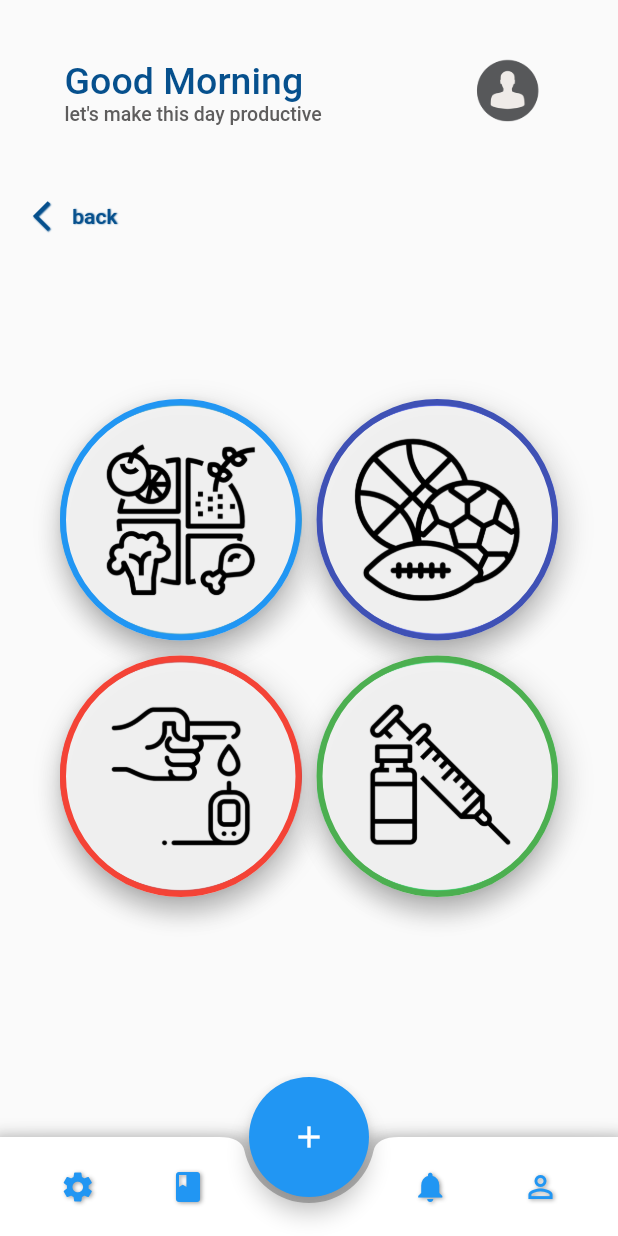
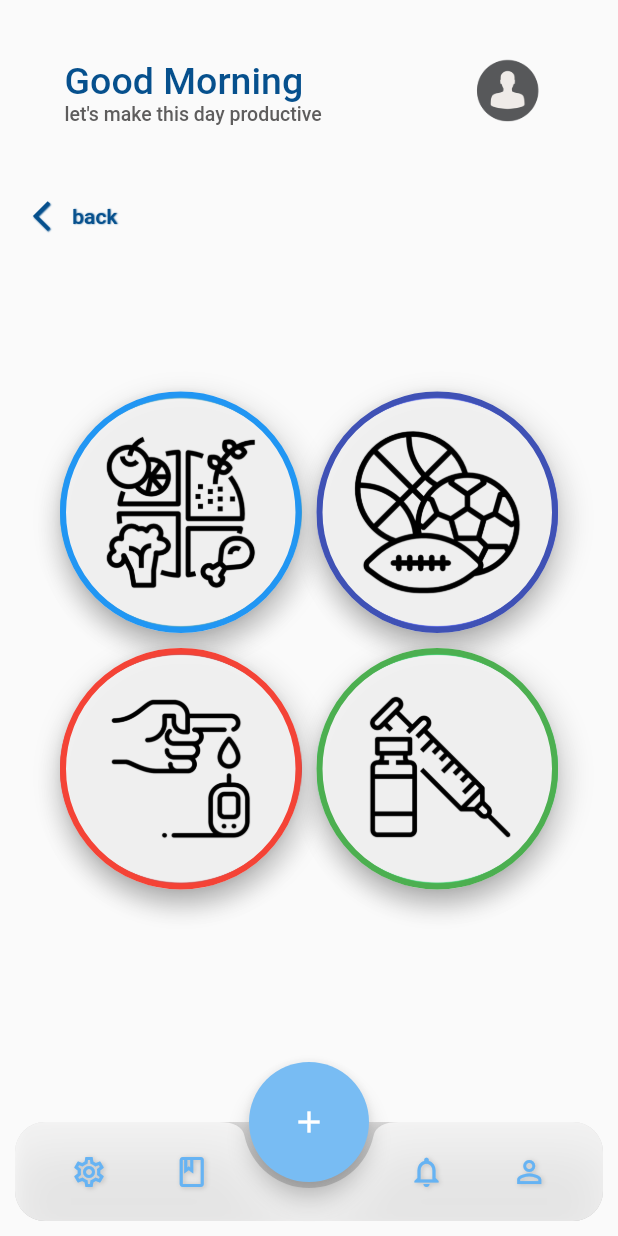
Before and after one commit to octorose/D.one, a Flutter app: the bottonbar screen opened directly, after a tap on the "add" icon, on a phone screen of 412 x 824 dp. Run offline on Flutter 3.47's test engine with Material 2 defaults, Android fonts, the phone set to English and light mode, and no system bars; our stand-ins replace google_sign_in, local_auth, percent_indicator, shared_preferences; missing offline and left inert: horizontal_center_date_picker, tab_container; accounts and stored records are empty.

Commit message:
small changes in bottombar2

```diff
--- a/lib/Widgets/bottombar2.dart
+++ b/lib/Widgets/bottombar2.dart
@@ -34,6 +34,10 @@ class _bottonbarState extends State<bottonbar> {
           height: 80,
           width: 80,
           child: FloatingActionButton(
+            backgroundColor: Color.fromARGB(255, 120, 188, 243),
+            foregroundColor: Colors.white,
+            splashColor: Colors.blue,
+            focusColor: Colors.blue,
             heroTag: generateRandomString(5),
             // widget.text,
             onPressed: () {
@@ -56,25 +60,25 @@ class _bottonbarState extends State<bottonbar> {
             decoration: BoxDecoration(
               boxShadow: [
                 BoxShadow(
-                  color: Colors.grey.withOpacity(0.5),
+                  color: Color.fromARGB(117, 185, 184, 184).withOpacity(0.5),
                   spreadRadius: 5,
                   blurRadius: 7,
-                  offset: const Offset(0, 3), // changes position of shadow
+                  offset: Offset(5, 0), // changes position of shadow
                 ),
               ],
             ),
             child: BottomAppBar(
-              // elevation: 10,
+              elevation: 10,
               shape: CircularNotchedRectangle(),
-              color: Color.fromARGB(255, 118, 31, 31),
+              color: Color.fromARGB(185, 255, 255, 255),
               child: IconTheme(
                 data: IconThemeData(
-                  color: Colors.blue,
+                  color: Color.fromARGB(255, 102, 179, 243),
                   shadows: <Shadow>[
                     Shadow(
                       offset: Offset(1.0, 1.0),
-                      blurRadius: 3.0,
-                      color: Colors.grey,
+                      blurRadius: 4.0,
+                      color: Color.fromARGB(255, 187, 187, 187),
                     ),
                   ],
                 ),
@@ -89,7 +93,7 @@ class _bottonbarState extends State<bottonbar> {
                         onPressed: () {
                           print("4");
                         },
-                        icon: const Icon(Icons.settings),
+                        icon: const Icon(Icons.settings_outlined),
                       ),
                       IconButton(
                         highlightColor: Colors.transparent,
@@ -97,7 +101,7 @@ class _bottonbarState extends State<bottonbar> {
                         onPressed: () {
                           print("3");
                         },
-                        icon: const Icon(Icons.book),
+                        icon: const Icon(Icons.book_outlined),
                         padding: EdgeInsets.only(right: 50.0),
                       ),
                       IconButton(
@@ -106,7 +110,7 @@ class _bottonbarState extends State<bottonbar> {
                         onPressed: () {
                           print("2");
                         },
-                        icon: const Icon(Icons.notifications),
+                        icon: const Icon(Icons.notifications_outlined),
                         padding: EdgeInsets.only(left: 50.0),
                       ),
                       IconButton(
--- a/lib/screens/add_menu.dart
+++ b/lib/screens/add_menu.dart
@@ -2,6 +2,7 @@ import 'package:flutter/material.dart';
 import 'package:flutter_application_1/Widgets/appbar.dart';
 import 'package:flutter_application_1/Widgets/back_button.dart';
 import 'package:flutter_application_1/Widgets/bottombar.dart';
+import 'package:flutter_application_1/Widgets/bottombar2.dart';
 import 'package:flutter_application_1/Widgets/drawer.dart';
 import 'package:flutter_application_1/screens/bloodtest.dart';
 import 'package:flutter_application_1/screens/menu.dart';
@@ -33,7 +34,7 @@ class _addState extends State<add> {
         drawer: Drawer(
           child: drawer(),
         ),
-        bottomNavigationBar: Publicbar(),
+        bottomNavigationBar: bottonbar(),
         body: Stack(
           children: [
             backnext(
--- a/lib/screens/bloodtest.dart
+++ b/lib/screens/bloodtest.dart
@@ -3,6 +3,7 @@ import 'package:flutter/services.dart';
 import 'package:flutter_application_1/Widgets/appbar.dart';
 import 'package:flutter_application_1/Widgets/back_button.dart';
 import 'package:flutter_application_1/Widgets/bottombar.dart';
+import 'package:flutter_application_1/Widgets/bottombar2.dart';
 import 'package:flutter_application_1/Widgets/drawer.dart';
 import 'package:flutter_application_1/screens/add_menu.dart';
 import 'package:flutter_application_1/screens/menu.dart';
@@ -35,7 +36,7 @@ class _bloodtestState extends State<bloodtest> {
         drawer: Drawer(
           child: drawer(),
         ),
-        bottomNavigationBar: Publicbar(),
+        bottomNavigationBar: bottonbar(),
         body: Stack(
           children: [
             backnext(
```
Also changed, not shown: lib/screens/menu.dart (+6 -31 lines).
